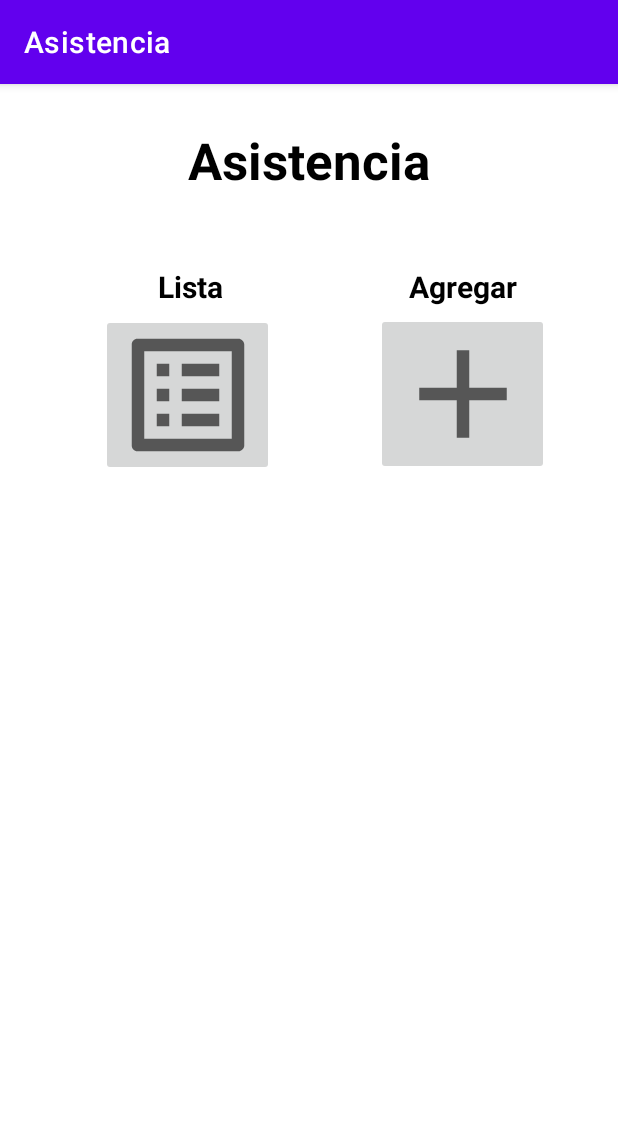
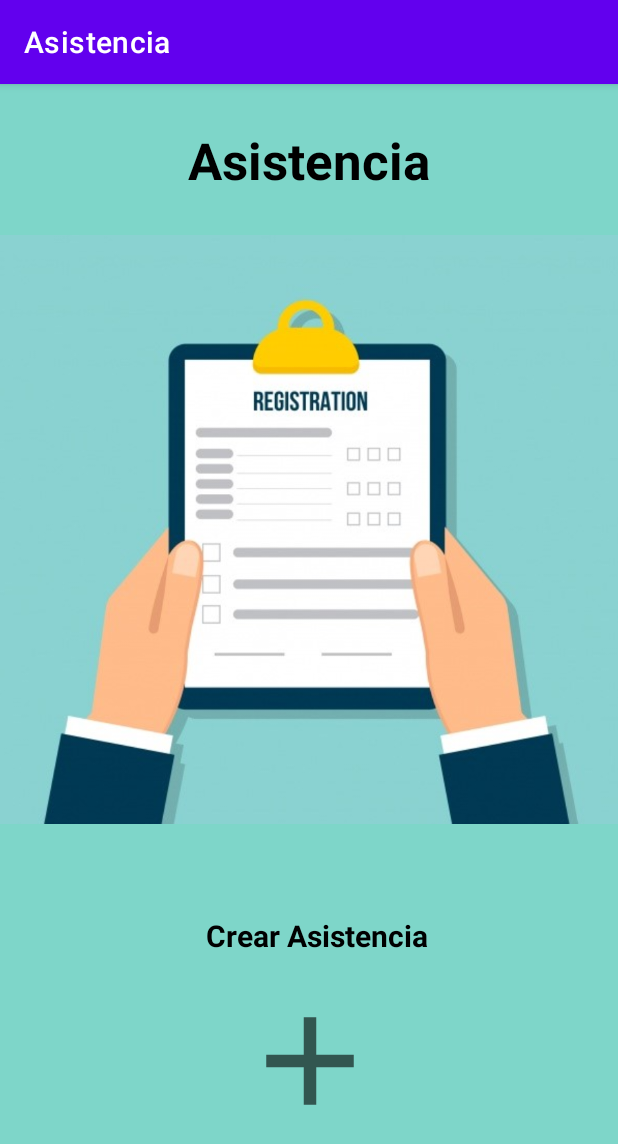
Before and after one commit to JeffrinMendez/Asistencia, an Android app: the screen it shows after launch (MainActivity), on a phone screen of 412 x 824 dp. Shown: the top 1144 px of the screen. Run offline under Robolectric (Android 15) with nearby library versions, the phone set to English and light mode, and no system bars.

Commit message:
se arreglo la interfaz

```diff
--- a/app/src/main/AndroidManifest.xml
+++ b/app/src/main/AndroidManifest.xml
@@ -9,8 +9,9 @@
         android:roundIcon="@mipmap/ic_launcher_round"
         android:supportsRtl="true"
         android:theme="@style/Theme.Asistencia">
+        <activity android:name=".Agregar" />
         <activity android:name=".MainActivity">
-        <activity android:name=".Agregar" />
+
 
             <intent-filter>
                 <action android:name="android.intent.action.MAIN" />
--- a/app/src/main/java/com/example/asistencia/Agregar.kt
+++ b/app/src/main/java/com/example/asistencia/Agregar.kt
@@ -19,7 +19,7 @@ class Agregar : AppCompatActivity() {
     var txtArea: EditText?=null
     var txtFecha: EditText?=null
     var tvAsistencia:TableLayout?=null
-
+    var tvPrincipal:TableLayout?=null
 
     override fun onCreate(savedInstanceState: Bundle?) {
         super.onCreate(savedInstanceState)
@@ -32,7 +32,8 @@ class Agregar : AppCompatActivity() {
         txtAsignatura = findViewById(R.id.txtAsignatura)
         txtSemestre = findViewById(R.id.txtSemestre)
         txtArea = findViewById(R.id.txtArea)
-        tvAsistencia = findViewById(R.id.tvAsistencio)
+        tvAsistencia = findViewById(R.id.tvAsistencia)
+
 
 
     }
@@ -214,6 +215,7 @@ class Agregar : AppCompatActivity() {
 
     fun llenarTabla(){
         tvAsistencia?.removeAllViews()
+
         val con=SQLite(this, "asistencia", null,1)
         val baseDatos=con.writableDatabase
         val fila=baseDatos.rawQuery("select codigo,carrera,docente,asignatura,semestre,area from asistencia",null)
@@ -236,6 +238,7 @@ class Agregar : AppCompatActivity() {
             tvSemestre.setText(fila.getString(4))
             tvArea.setText(fila.getString(5))
             tvAsistencia?.addView(registro)
+
 
 
 
--- a/app/src/main/java/com/example/asistencia/MainActivity.kt
+++ b/app/src/main/java/com/example/asistencia/MainActivity.kt
@@ -2,6 +2,7 @@ package com.example.asistencia
 
 import android.content.ContentValues
 import android.content.Intent
+import  com.example.asistencia.Agregar
 
 import androidx.appcompat.app.AppCompatActivity
 import android.os.Bundle
@@ -11,10 +12,12 @@ import android.widget.EditText
 import android.widget.ImageButton
 import android.widget.Toast
 
-class MainActivity : AppCompatActivity() {
+class MainActivity : AppCompatActivity()  {
     override fun onCreate(savedInstanceState: Bundle?) {
         super.onCreate(savedInstanceState)
         setContentView(R.layout.activity_main)
+
+
 
 
 
--- a/app/src/main/res/layout/activity_agregar.xml
+++ b/app/src/main/res/layout/activity_agregar.xml
@@ -4,6 +4,7 @@
     xmlns:tools="http://schemas.android.com/tools"
     android:layout_width="match_parent"
     android:layout_height="match_parent"
+    android:background="#7ED6C9"
     tools:context=".Agregar">
 
     <Button
@@ -75,6 +76,7 @@
         android:ems="10"
         android:hint="Area"
         android:inputType="textPersonName"
+        android:textColor="@color/black"
         app:layout_constraintEnd_toEndOf="parent"
         app:layout_constraintHorizontal_bias="0.071"
         app:layout_constraintStart_toStartOf="parent"
@@ -88,6 +90,7 @@
         android:ems="10"
         android:hint="Semestre"
         android:inputType="textPersonName"
+        android:textColor="@color/black"
         app:layout_constraintEnd_toEndOf="parent"
         app:layout_constraintHorizontal_bias="0.96"
         app:layout_constraintStart_toStartOf="parent"
@@ -101,6 +104,7 @@
         android:ems="10"
         android:hint="Carrera"
         android:inputType="textPersonName"
+        android:textColor="@color/black"
         app:layout_constraintEnd_toEndOf="parent"
         app:layout_constraintHorizontal_bias="0.072"
         app:layout_constraintStart_toStartOf="parent"
@@ -114,6 +118,7 @@
         android:ems="10"
         android:hint="Docente"
         android:inputType="textPersonName"
+        android:textColor="@color/black"
         app:layout_constraintEnd_toEndOf="parent"
         app:layout_constraintHorizontal_bias="0.964"
         app:layout_constraintStart_toStartOf="parent"
@@ -127,13 +132,14 @@
         android:ems="10"
         android:hint="Asignatura"
         android:inputType="textPersonName"
+        android:textColor="@color/black"
         app:layout_constraintEnd_toEndOf="parent"
         app:layout_constraintHorizontal_bias="0.071"
         app:layout_constraintStart_toStartOf="parent"
         app:layout_constraintTop_toBottomOf="@+id/txtCarrera" />
 
     <TableLayout
-        android:id="@+id/tvAsistencio"
+        android:id="@+id/tvAsistencia"
         android:layout_width="398dp"
         android:layout_height="268dp"
         android:layout_marginTop="252dp"
--- a/app/src/main/res/layout/activity_main.xml
+++ b/app/src/main/res/layout/activity_main.xml
@@ -4,17 +4,18 @@
     xmlns:tools="http://schemas.android.com/tools"
     android:layout_width="match_parent"
     android:layout_height="match_parent"
+    android:background="#7ED6C9"
     tools:context=".MainActivity">
 
     <ImageButton
         android:id="@+id/Click"
         android:layout_width="115dp"
         android:layout_height="108dp"
-        android:layout_marginTop="4dp"
+        android:layout_marginTop="16dp"
+        android:backgroundTint="@android:color/transparent"
         android:onClick="Agregar"
         android:stateListAnimator="@android:anim/accelerate_decelerate_interpolator"
         app:layout_constraintEnd_toEndOf="parent"
-        app:layout_constraintHorizontal_bias="0.844"
         app:layout_constraintStart_toStartOf="parent"
         app:layout_constraintTop_toBottomOf="@+id/textView3"
         app:srcCompat="@drawable/ic_baseline_add_24" />
@@ -23,29 +24,15 @@
         android:id="@+id/textView3"
         android:layout_width="wrap_content"
         android:layout_height="wrap_content"
-        android:layout_marginTop="48dp"
-        android:text="Agregar"
+        android:layout_marginTop="16dp"
+        android:text="Crear Asistencia"
         android:textColor="@color/black"
         android:textSize="20sp"
         android:textStyle="bold"
         app:layout_constraintEnd_toEndOf="parent"
-        app:layout_constraintHorizontal_bias="0.801"
+        app:layout_constraintHorizontal_bias="0.521"
         app:layout_constraintStart_toStartOf="parent"
-        app:layout_constraintTop_toBottomOf="@+id/textView4" />
-
-    <TextView
-        android:id="@+id/textView5"
-        android:layout_width="wrap_content"
-        android:layout_height="wrap_content"
-        android:layout_marginTop="48dp"
-        android:text="Lista"
-        android:textColor="@color/black"
-        android:textSize="20sp"
-        android:textStyle="bold"
-        app:layout_constraintEnd_toEndOf="parent"
-        app:layout_constraintHorizontal_bias="0.286"
-        app:layout_constraintStart_toStartOf="parent"
-        app:layout_constraintTop_toBottomOf="@+id/textView4" />
+        app:layout_constraintTop_toBottomOf="@+id/imageView" />
 
     <TextView
         android:id="@+id/textView4"
@@ -60,15 +47,15 @@
         app:layout_constraintStart_toStartOf="parent"
         app:layout_constraintTop_toTopOf="parent" />
 
-    <ImageButton
-        android:id="@+id/Lista"
-        android:layout_width="115dp"
-        android:layout_height="108dp"
-        android:layout_marginTop="80dp"
-        android:onClick="Lista"
-        app:layout_constraintEnd_toStartOf="@+id/Click"
-        app:layout_constraintHorizontal_bias="0.496"
+    <ImageView
+        android:id="@+id/imageView"
+        android:layout_width="430dp"
+        android:layout_height="482dp"
+        android:layout_marginTop="56dp"
+        app:layout_constraintEnd_toEndOf="parent"
         app:layout_constraintStart_toStartOf="parent"
-        app:layout_constraintTop_toBottomOf="@+id/textView4"
-        app:srcCompat="@drawable/ic_baseline_list_alt_24" />
+        app:layout_constraintTop_toTopOf="parent"
+        app:srcCompat="@drawable/registrooooo" />
+
+
 </androidx.constraintlayout.widget.ConstraintLayout>
```
Also changed, not shown: app/src/main/res/drawable/registrooooo.jpg (added), 1 other file.
